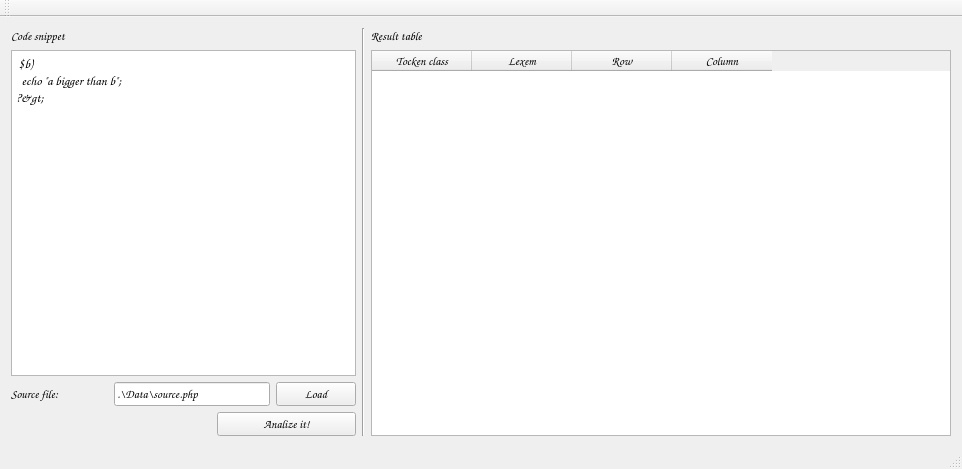
First picture: the form in php-interpreter/client/forms/mainwindow.ui, repository CDovgal/lexical-analyzer-php, before the edit.
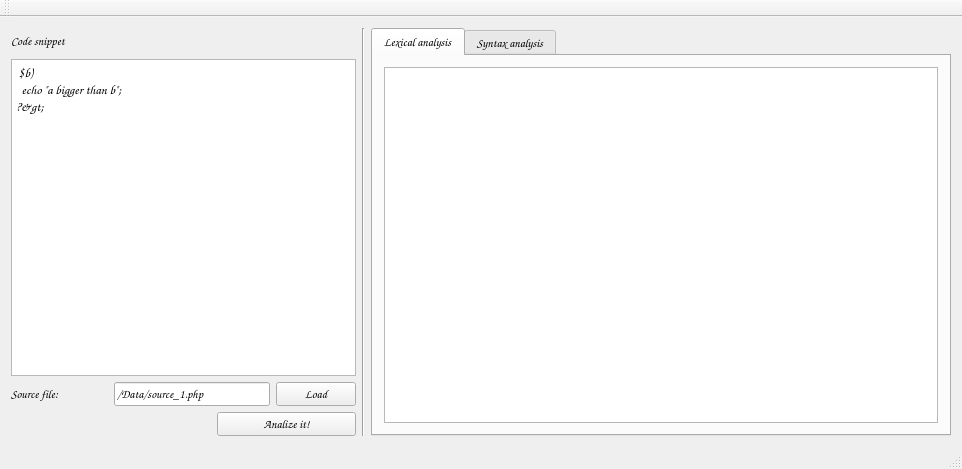
Second picture: the form after the edit. The open tabs and pages were chosen to show the change.

Commit message: add syntax tab & init it change some default values implement output syntax information througt hack

Patch:
```diff
--- a/php-interpreter/client/forms/mainwindow.ui
+++ b/php-interpreter/client/forms/mainwindow.ui
@@ -26,6 +26,12 @@
        <layout class="QGridLayout" name="gridLayout">
         <item row="0" column="0" colspan="2">
          <widget class="QLabel" name="label">
+          <property name="minimumSize">
+           <size>
+            <width>0</width>
+            <height>25</height>
+           </size>
+          </property>
           <property name="text">
            <string>Code snippet</string>
           </property>
@@ -60,7 +66,7 @@
         <item row="2" column="1" colspan="2">
          <widget class="QLineEdit" name="mp_sourcefile_path">
           <property name="text">
-           <string>.\Data\source.php</string>
+           <string>/Data/source_1.php</string>
           </property>
          </widget>
         </item>
@@ -106,13 +112,16 @@
       <item>
        <layout class="QGridLayout" name="gridLayout_2">
         <item row="0" column="0">
-         <widget class="QLabel" name="label_2">
-          <property name="text">
-           <string>Result table</string>
+         <widget class="QTabWidget" name="tabWidget">
+          <property name="currentIndex">
+           <number>1</number>
           </property>
-         </widget>
-        </item>
-        <item row="1" column="0">
+          <widget class="QWidget" name="tab">
+           <attribute name="title">
+            <string>Lexical analysis</string>
+           </attribute>
+           <layout class="QHBoxLayout" name="horizontalLayout_3">
+            <item>
          <widget class="QTableWidget" name="mp_result_table">
           <property name="font">
            <font>
@@ -123,10 +132,10 @@
            <set>QAbstractItemView::NoEditTriggers</set>
           </property>
           <attribute name="horizontalHeaderVisible">
-           <bool>true</bool>
+               <bool>false</bool>
           </attribute>
           <attribute name="verticalHeaderVisible">
-           <bool>true</bool>
+               <bool>false</bool>
           </attribute>
           <attribute name="verticalHeaderDefaultSectionSize">
            <number>20</number>
@@ -151,6 +160,20 @@
             <string>Column</string>
            </property>
           </column>
+             </widget>
+            </item>
+           </layout>
+          </widget>
+          <widget class="QWidget" name="tab_2">
+           <attribute name="title">
+            <string>Syntax analysis</string>
+           </attribute>
+           <layout class="QHBoxLayout" name="horizontalLayout_4">
+            <item>
+             <widget class="QPlainTextEdit" name="mp_syntax_output"/>
+            </item>
+           </layout>
+          </widget>
          </widget>
         </item>
        </layout>
```
Lines whose indentation alone changed are shown as unchanged. The commit also changes 1 other file.
